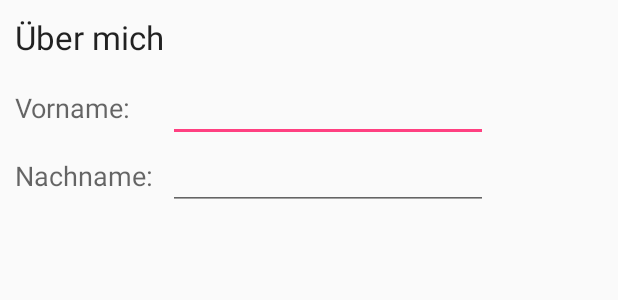
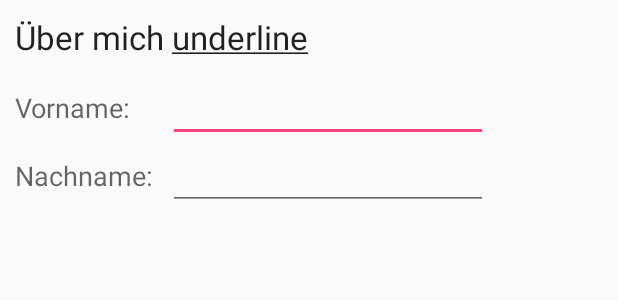
Before and after one commit to RalNeu/Project_Hoops, an Android app: the layout fragment_editprofile.xml on its own in the app's theme, with its tools: preview values and no code run, on a phone screen of 412 x 824 dp. Shown: the top 300 px of the screen. Run offline under Robolectric (Android 15) with nearby library versions, the phone set to English and light mode, and no system bars.

Commit message:
String-Fix

```diff
--- a/app/src/main/res/layout/fragment_editprofile.xml
+++ b/app/src/main/res/layout/fragment_editprofile.xml
@@ -16,36 +16,21 @@
                 android:layout_width="wrap_content"
                 android:layout_height="wrap_content"
                 android:textAppearance="?android:attr/textAppearanceLarge"
-                android:text="Über mich"
-                android:id="@+id/textView2"
+                android:text="@string/lbl_AboutMe"
+                android:id="@+id/lbl_AboutMe"
                 android:layout_alignParentTop="true"
                 android:layout_alignParentLeft="true"
                 android:layout_alignParentStart="false"
                 android:layout_marginTop="10dp"
                 android:layout_marginLeft="10dp" />
 
+
             <TableLayout
                 android:layout_width="match_parent"
                 android:layout_height="match_parent"
-                android:layout_below="@+id/textView2"
-                android:layout_alignLeft="@+id/textView2"
-                android:layout_alignStart="@+id/textView2">
-
-                <TableRow
-                    android:layout_width="match_parent"
-                    android:layout_height="match_parent"></TableRow>
-
-                <TableRow
-                    android:layout_width="match_parent"
-                    android:layout_height="match_parent">
-
-                </TableRow>
-
-                <TableRow
-                    android:layout_width="match_parent"
-                    android:layout_height="match_parent">
-
-                </TableRow>
+                android:layout_below="@+id/lbl_AboutMe"
+                android:layout_alignLeft="@+id/lbl_AboutMe"
+                android:layout_alignStart="@+id/lbl_AboutMe">
 
                 <TableRow
                     android:layout_width="match_parent"
--- a/app/src/main/res/values/strings.xml
+++ b/app/src/main/res/values/strings.xml
@@ -22,6 +22,10 @@
     <string name="et_Email">E-Mail</string>
     <string name="et_Passwort">Passwort</string>
     <string name="et_ConfirmPasswort">Passwort wiederholen</string>
+    <string name="nav_username">Benutzername</string>
+    <string name="nav_password">Passwort</string>
+
+    <string name="lbl_AboutMe">Über mich <u>underline</u></string>
 
     <string name="dr_EditProfile">Profil bearbeiten</string>
 </resources>
```
